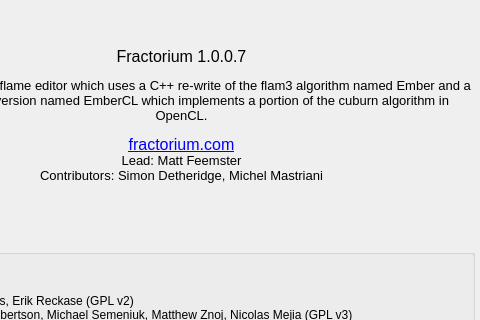
Before: the Qt Designer form Source/Fractorium/AboutDialog.ui in typpos/fractorium, drawn with Qt 5; both pictures show x 116 to 596 and y 0 to 320 of the 596 by 930 pixel window.
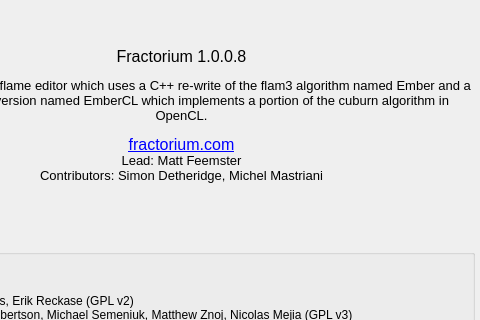
After: the same form once the commit is applied.

Commit message: --User changes  -Add two new variations, hyperbolic and hypershift2.  -Allow for animating final xforms.  -More detailed diagnostics when any action in the OpenCL renderer fails.  -Allow for creating an OpenCL renderer which does not share a texture with the main window, and instead manually copies its final output image from GPU to CPU then back to GPU.

```diff
--- a/Source/Fractorium/AboutDialog.ui
+++ b/Source/Fractorium/AboutDialog.ui
@@ -58,7 +58,7 @@
     <enum>QFrame::NoFrame</enum>
    </property>
    <property name="text">
-    <string>&lt;html&gt;&lt;head/&gt;&lt;body&gt;&lt;p align=&quot;center&quot;&gt;Fractorium 1.0.0.7&lt;/p&gt;&lt;p align=&quot;center&quot;&gt;&lt;span style=&quot; font-size:10pt;&quot;&gt;A Qt-based fractal flame editor which uses a C++ re-write of the flam3 algorithm named Ember and a GPU capable version named EmberCL which implements a portion of the cuburn algorithm in OpenCL.&lt;/span&gt;&lt;/p&gt;&lt;p align=&quot;center&quot;&gt;&lt;a href=&quot;http://fractorium.com&quot;&gt;&lt;span style=&quot; text-decoration: underline; color:#0000ff;&quot;&gt;fractorium.com&lt;/span&gt;&lt;/a&gt;&lt;span style=&quot; font-size:10pt;&quot;&gt;&lt;br/&gt;Lead: Matt Feemster&lt;br/&gt;Contributors: Simon Detheridge, Michel Mastriani&lt;/span&gt;&lt;/p&gt;&lt;/body&gt;&lt;/html&gt;</string>
+    <string>&lt;html&gt;&lt;head/&gt;&lt;body&gt;&lt;p align=&quot;center&quot;&gt;Fractorium 1.0.0.8&lt;/p&gt;&lt;p align=&quot;center&quot;&gt;&lt;span style=&quot; font-size:10pt;&quot;&gt;A Qt-based fractal flame editor which uses a C++ re-write of the flam3 algorithm named Ember and a GPU capable version named EmberCL which implements a portion of the cuburn algorithm in OpenCL.&lt;/span&gt;&lt;/p&gt;&lt;p align=&quot;center&quot;&gt;&lt;a href=&quot;http://fractorium.com&quot;&gt;&lt;span style=&quot; text-decoration: underline; color:#0000ff;&quot;&gt;fractorium.com&lt;/span&gt;&lt;/a&gt;&lt;span style=&quot; font-size:10pt;&quot;&gt;&lt;br/&gt;Lead: Matt Feemster&lt;br/&gt;Contributors: Simon Detheridge, Michel Mastriani&lt;/span&gt;&lt;/p&gt;&lt;/body&gt;&lt;/html&gt;</string>
    </property>
    <property name="textFormat">
     <enum>Qt::RichText</enum>
```
The commit also changes 38 other files.
